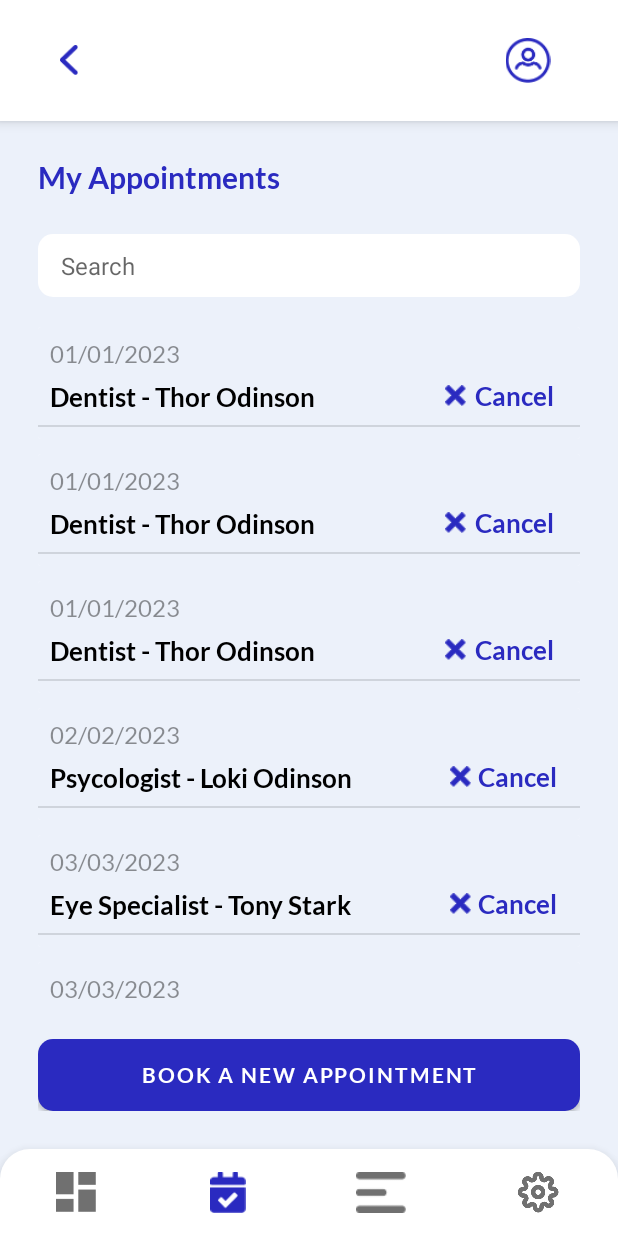
After one commit to TharishaPerera/MediCare, an Android app: the Appointments screen opened directly, with no data from a screen before it, on a phone screen of 412 x 824 dp. The commit adds this screen. Run offline under Robolectric (Android 15) with nearby library versions, the phone set to English and light mode, and no system bars.

Commit message:
added appointments

```diff
--- /dev/null
+++ b/app/src/main/java/com/nibm/medicare/Appointments.kt
@@ -0,0 +1,71 @@
+package com.nibm.medicare
+
+import android.content.Intent
+import androidx.appcompat.app.AppCompatActivity
+import android.os.Bundle
+import android.widget.ImageView
+import androidx.recyclerview.widget.LinearLayoutManager
+import androidx.recyclerview.widget.RecyclerView
+import com.nibm.medicare.adapters.AppointmentsAdapter
+import com.nibm.medicare.models.Appointments
+
+class Appointments : AppCompatActivity() {
+    private lateinit var appointmentsRV : RecyclerView
+    private lateinit var appointmentList : ArrayList<Appointments>
+    private lateinit var appointmentsAdapter : AppointmentsAdapter
+
+    override fun onCreate(savedInstanceState: Bundle?) {
+        super.onCreate(savedInstanceState)
+        setContentView(R.layout.activity_appointments)
+
+        addAppointments()
+        handleNavigation()
+    }
+
+    private fun addAppointments(){
+        appointmentsRV = findViewById(R.id.rv_appointments)
+        appointmentsRV.setHasFixedSize(true)
+        appointmentsRV.layoutManager = LinearLayoutManager(this)
+
+        appointmentList = ArrayList()
+
+        appointmentList.add(Appointments("01/01/2023", "Dentist - Thor Odinson"))
+        appointmentList.add(Appointments("01/01/2023", "Dentist - Thor Odinson"))
+        appointmentList.add(Appointments("01/01/2023", "Dentist - Thor Odinson"))
+        appointmentList.add(Appointments("02/02/2023", "Psycologist - Loki Odinson"))
+        appointmentList.add(Appointments("03/03/2023", "Eye Specialist - Tony Stark"))
+        appointmentList.add(Appointments("03/03/2023", "Eye Specialist - Tony Stark"))
+        appointmentList.add(Appointments("03/03/2023", "Eye Specialist - Tony Stark"))
+        appointmentList.add(Appointments("04/04/2023", "Dentist - Thor Odinson"))
+        appointmentList.add(Appointments("05/05/2023", "Dentist - Thor Odinson"))
+        appointmentList.add(Appointments("06/06/2023", "Dentist - Thor Odinson"))
+
+        appointmentsAdapter = AppointmentsAdapter(appointmentList)
+        appointmentsRV.adapter = appointmentsAdapter
+    }
+
+    private fun handleNavigation(){
+        var btnDashboard : ImageView
+        var btnRecords : ImageView
+        var btnSettings : ImageView
+        var btnBack : ImageView
+
+        btnDashboard = findViewById(R.id.btn_dashboard)
+        btnRecords = findViewById(R.id.btn_records)
+        btnSettings = findViewById(R.id.btn_settings)
+        btnBack = findViewById(R.id.appointment_back_icon)
+
+        btnDashboard.setOnClickListener {
+            var intent = Intent(this, Dashboard::class.java)
+            startActivity(intent)
+        }
+        btnSettings.setOnClickListener {
+            var intent = Intent(this, Settings::class.java)
+            startActivity(intent)
+        }
+        btnBack.setOnClickListener {
+            var intent = Intent(this, Dashboard::class.java)
+            startActivity(intent)
+        }
+    }
+}
--- a/app/src/main/java/com/nibm/medicare/Dashboard.kt
+++ b/app/src/main/java/com/nibm/medicare/Dashboard.kt
@@ -74,6 +74,10 @@ class Dashboard : AppCompatActivity() {
         btnRecords = findViewById(R.id.btn_records)
         btnSettings = findViewById(R.id.btn_settings)
 
+        btnAppointments.setOnClickListener {
+            var intent = Intent(this, Appointments::class.java)
+            startActivity(intent)
+        }
         btnSettings.setOnClickListener {
             var intent = Intent(this, Settings::class.java)
             startActivity(intent)
--- a/app/src/main/java/com/nibm/medicare/Settings.kt
+++ b/app/src/main/java/com/nibm/medicare/Settings.kt
@@ -32,6 +32,10 @@ class Settings : AppCompatActivity() {
             var intent = Intent(this, Dashboard::class.java)
             startActivity(intent)
         }
+        btnAppointments.setOnClickListener {
+            var intent = Intent(this, Appointments::class.java)
+            startActivity(intent)
+        }
         btnBack.setOnClickListener {
             var intent = Intent(this, Dashboard::class.java)
             startActivity(intent)
--- /dev/null
+++ b/app/src/main/java/com/nibm/medicare/adapters/AppointmentsAdapter.kt
@@ -0,0 +1,31 @@
+package com.nibm.medicare.adapters
+
+import android.view.LayoutInflater
+import android.view.View
+import android.view.ViewGroup
+import android.widget.TextView
+import androidx.recyclerview.widget.RecyclerView
+import com.nibm.medicare.models.Appointments
+import com.nibm.medicare.R
+
+class AppointmentsAdapter(private val appointmentList: ArrayList<Appointments>) : RecyclerView.Adapter<AppointmentsAdapter.AppointmentViewHolder>(){
+    class AppointmentViewHolder(itemView: View) : RecyclerView.ViewHolder(itemView){
+        val appointmentDate : TextView = itemView.findViewById(R.id.txt_appointment_date)
+        val nameType : TextView = itemView.findViewById(R.id.txt_name_type)
+    }
+
+    override fun onCreateViewHolder(parent: ViewGroup, viewType: Int): AppointmentViewHolder {
+        val view = LayoutInflater.from(parent.context).inflate(R.layout.appointment_item, parent, false)
+        return AppointmentViewHolder(view)
+    }
+
+    override fun onBindViewHolder(holder: AppointmentViewHolder, position: Int) {
+        val appointment = appointmentList[position]
+        holder.appointmentDate.text = appointment.date
+        holder.nameType.text = appointment.name
+    }
+
+    override fun getItemCount(): Int {
+        return appointmentList.size
+    }
+}
--- /dev/null
+++ b/app/src/main/java/com/nibm/medicare/models/Appointments.kt
@@ -0,0 +1,3 @@
+package com.nibm.medicare.models
+
+data class Appointments(val date:String, val name:String)
--- /dev/null
+++ b/app/src/main/res/layout/activity_appointments.xml
@@ -0,0 +1,157 @@
+<?xml version="1.0" encoding="utf-8"?>
+<androidx.constraintlayout.widget.ConstraintLayout xmlns:android="http://schemas.android.com/apk/res/android"
+    xmlns:app="http://schemas.android.com/apk/res-auto"
+    xmlns:tools="http://schemas.android.com/tools"
+    android:layout_width="match_parent"
+    android:layout_height="match_parent"
+    tools:context=".Appointments"
+    android:background="@color/bg_blue">
+
+    <LinearLayout
+        android:id="@+id/linearLayout2"
+        android:layout_width="match_parent"
+        android:layout_height="wrap_content"
+        android:orientation="horizontal"
+        android:paddingVertical="25dp"
+        app:layout_constraintEnd_toEndOf="parent"
+        app:layout_constraintStart_toStartOf="parent"
+        app:layout_constraintTop_toTopOf="parent"
+        android:background="@color/white"
+        android:elevation="5dp">
+
+        <ImageView
+            android:id="@+id/appointment_back_icon"
+            android:layout_width="0dp"
+            android:layout_height="20dp"
+            android:layout_weight="1"
+            app:srcCompat="@drawable/back_ico"
+            android:layout_marginEnd="100dp"
+            android:layout_gravity="center_vertical"/>
+
+        <ImageView
+            android:id="@+id/imageView6"
+            android:layout_width="wrap_content"
+            android:layout_height="30dp"
+            android:layout_weight="1"
+            app:srcCompat="@drawable/user_ico"
+            android:layout_marginStart="100dp"
+            android:layout_gravity="center_vertical"/>
+
+    </LinearLayout>
+
+    <LinearLayout
+        android:id="@+id/linearLayout6"
+        android:layout_width="match_parent"
+        android:layout_height="wrap_content"
+        android:layout_marginHorizontal="25dp"
+        android:orientation="vertical"
+        app:layout_constraintEnd_toEndOf="parent"
+        app:layout_constraintStart_toStartOf="parent"
+        app:layout_constraintTop_toBottomOf="@+id/linearLayout2">
+
+        <TextView
+            android:layout_width="match_parent"
+            android:layout_height="wrap_content"
+            android:layout_marginTop="25dp"
+            android:layout_weight="1"
+            android:fontFamily="@font/lato_bold"
+            android:text="My Appointments"
+            android:textColor="@color/main_blue"
+            android:textSize="20dp" />
+
+        <EditText
+            android:id="@+id/txt_firstname"
+            android:layout_width="match_parent"
+            android:layout_height="wrap_content"
+            android:background="@drawable/input_field_bg"
+            android:hint="Search"
+            android:inputType="textPersonName"
+            android:layout_marginTop="25dp"
+            android:paddingHorizontal="15dp"
+            android:paddingVertical="10dp"
+            android:textColor="@color/main_blue"
+            android:textSize="16dp" />
+    </LinearLayout>
+
+
+    <LinearLayout
+        android:id="@+id/linearLayout9"
+        android:layout_width="match_parent"
+        android:layout_height="0dp"
+        android:orientation="horizontal"
+        app:layout_constraintBottom_toTopOf="@+id/linearLayout10"
+        app:layout_constraintEnd_toEndOf="parent"
+        app:layout_constraintStart_toStartOf="parent"
+        app:layout_constraintTop_toBottomOf="@+id/linearLayout6"
+        android:layout_marginVertical="20dp"
+        android:layout_marginHorizontal="25dp"
+        >
+
+        <androidx.recyclerview.widget.RecyclerView
+            android:id="@+id/rv_appointments"
+            android:layout_width="match_parent"
+            android:layout_height="match_parent" />
+    </LinearLayout>
+
+    <LinearLayout
+        android:id="@+id/linearLayout10"
+        android:layout_width="match_parent"
+        android:layout_height="0dp"
+        android:layout_marginHorizontal="25dp"
+        android:layout_marginBottom="25dp"
+        android:orientation="horizontal"
+        app:layout_constraintBottom_toTopOf="@+id/linearLayout8"
+        app:layout_constraintEnd_toEndOf="parent"
+        app:layout_constraintStart_toStartOf="parent">
+
+        <Button
+            android:id="@+id/btn_new_appointment"
+            android:layout_width="match_parent"
+            android:layout_height="wrap_content"
+            android:background="@drawable/btn_background"
+            android:fontFamily="@font/lato_bold"
+            android:text="Book a New Appointment" />
+    </LinearLayout>
+
+    <LinearLayout
+        android:id="@+id/linearLayout8"
+        android:layout_width="match_parent"
+        android:layout_height="wrap_content"
+        android:background="@drawable/dock_background"
+        android:elevation="10dp"
+        android:orientation="horizontal"
+        android:paddingVertical="15dp"
+        app:layout_constraintBottom_toBottomOf="parent"
+        app:layout_constraintEnd_toEndOf="parent"
+        app:layout_constraintStart_toStartOf="parent">
+
+        <ImageView
+            android:id="@+id/btn_dashboard"
+            android:layout_width="wrap_content"
+            android:layout_height="match_parent"
+            android:layout_weight="1"
+            app:srcCompat="@drawable/dashboard_ico" />
+
+        <ImageView
+            android:id="@+id/btn_appointments"
+            android:layout_width="wrap_content"
+            android:layout_height="match_parent"
+            android:layout_weight="1"
+            app:srcCompat="@drawable/calendar_ico_active" />
+
+        <ImageView
+            android:id="@+id/btn_records"
+            android:layout_width="wrap_content"
+            android:layout_height="match_parent"
+            android:layout_weight="1"
+            app:srcCompat="@drawable/medical_records_ico" />
+
+        <ImageView
+            android:id="@+id/btn_settings"
+            android:layout_width="wrap_content"
+            android:layout_height="match_parent"
+            android:layout_weight="1"
+            app:srcCompat="@drawable/settings_ico" />
+    </LinearLayout>
+
+</androidx.constraintlayout.widget.ConstraintLayout>
--- a/app/src/main/res/layout/appointment_item.xml
+++ b/app/src/main/res/layout/appointment_item.xml
@@ -4,32 +4,33 @@
     xmlns:tools="http://schemas.android.com/tools"
     android:layout_width="match_parent"
     android:layout_height="wrap_content"
-    android:layout_marginVertical="10dp"
-    app:cardElevation="5dp"
-    app:cardPreventCornerOverlap="true">
+    android:layout_marginBottom="10dp"
+    app:cardElevation="0dp"
+    >
 
 
     <androidx.constraintlayout.widget.ConstraintLayout
         android:layout_width="match_parent"
-        android:layout_height="wrap_content">
+        android:layout_height="wrap_content"
+        android:background="@color/bg_blue">
 
         <TextView
-            android:id="@+id/textView14"
+            android:id="@+id/txt_appointment_date"
             android:layout_width="wrap_content"
             android:layout_height="wrap_content"
             android:layout_marginStart="8dp"
             android:layout_marginTop="8dp"
             android:fontFamily="@font/lato_regular"
             android:text="01/01/2023"
-            android:textColor="@color/main_blue"
+            android:textColor="@color/faded_black"
             android:textSize="16dp"
-            app:layout_constraintEnd_toEndOf="@+id/textView15"
+            app:layout_constraintEnd_toEndOf="@+id/txt_name_type"
             app:layout_constraintHorizontal_bias="0.0"
             app:layout_constraintStart_toStartOf="parent"
             app:layout_constraintTop_toTopOf="parent" />
 
         <TextView
-            android:id="@+id/textView15"
+            android:id="@+id/txt_name_type"
             android:layout_width="wrap_content"
             android:layout_height="wrap_content"
             android:layout_marginStart="8dp"
@@ -37,11 +38,11 @@
             android:layout_marginBottom="8dp"
             android:fontFamily="@font/lato_bold"
             android:text="Dentist - Clara Odinson"
-            android:textColor="@color/main_blue"
+            android:textColor="@color/black"
             android:textSize="17dp"
             app:layout_constraintBottom_toTopOf="@+id/divider"
             app:layout_constraintStart_toStartOf="parent"
-            app:layout_constraintTop_toBottomOf="@+id/textView14" />
+            app:layout_constraintTop_toBottomOf="@+id/txt_appointment_date" />
 
         <TextView
             android:id="@+id/textView16"
@@ -57,7 +58,7 @@
             app:layout_constraintBottom_toTopOf="@+id/divider"
             app:layout_constraintEnd_toEndOf="parent"
             app:layout_constraintHorizontal_bias="0.921"
-            app:layout_constraintStart_toEndOf="@+id/textView15"
+            app:layout_constraintStart_toEndOf="@+id/txt_name_type"
             app:layout_constraintTop_toTopOf="parent" />
 
         <ImageView
@@ -67,7 +68,7 @@
             app:layout_constraintBottom_toBottomOf="@+id/textView16"
             app:layout_constraintEnd_toStartOf="@+id/textView16"
             app:layout_constraintHorizontal_bias="0.936"
-            app:layout_constraintStart_toEndOf="@+id/textView15"
+            app:layout_constraintStart_toEndOf="@+id/txt_name_type"
             app:layout_constraintTop_toTopOf="@+id/textView16"
             app:srcCompat="@drawable/cross_ico" />
 
--- a/app/src/main/res/values/colors.xml
+++ b/app/src/main/res/values/colors.xml
@@ -6,6 +6,7 @@
     <color name="teal_200">#FF03DAC5</color>
     <color name="teal_700">#FF018786</color>
     <color name="black">#FF000000</color>
+    <color name="faded_black">#6D000000</color>
     <color name="white">#FFFFFFFF</color>
 
     <color name="bg_blue">#ecf1fa</color>
```
Also changed, not shown: app/src/main/AndroidManifest.xml (+7 -0 lines).
